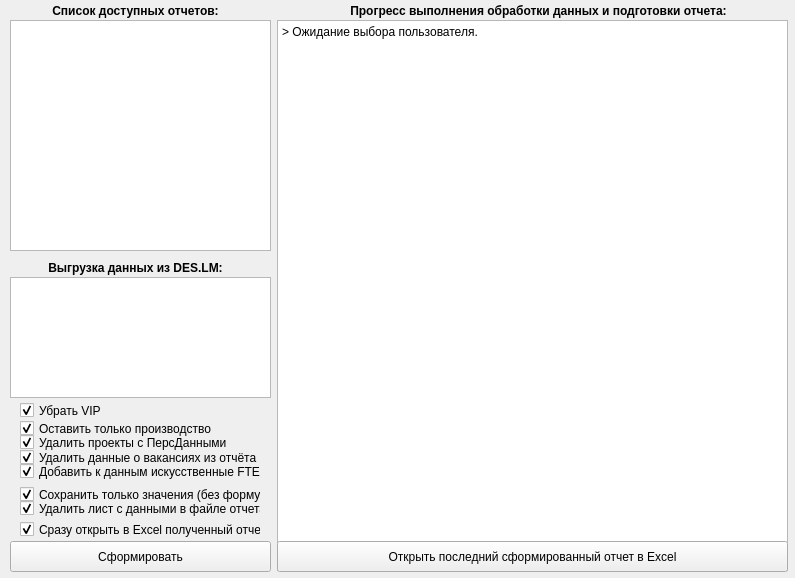
DIVIGL1/DES.LM.Reports, file Qt5Project/Windows.ui: the form before one commit.
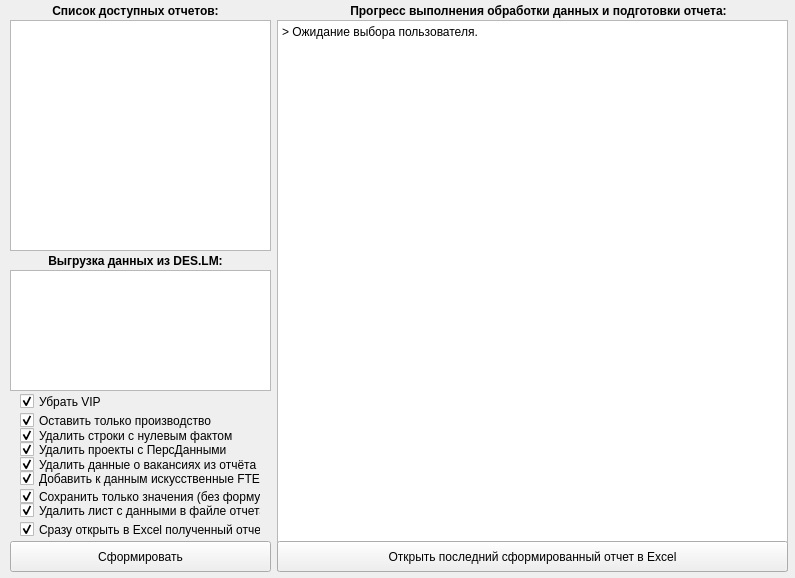
The form after the commit.

Commit message: Updated mainform in Qt5 designer

```diff
--- a/Qt5Project/Windows.ui
+++ b/Qt5Project/Windows.ui
@@ -51,7 +51,7 @@
     <property name="geometry">
      <rect>
       <x>20</x>
-      <y>449</y>
+      <y>456</y>
       <width>241</width>
       <height>17</height>
      </rect>
@@ -145,7 +145,7 @@
     <property name="geometry">
      <rect>
       <x>10</x>
-      <y>277</y>
+      <y>270</y>
       <width>261</width>
       <height>121</height>
      </rect>
@@ -158,7 +158,7 @@
     <property name="geometry">
      <rect>
       <x>10</x>
-      <y>260</y>
+      <y>253</y>
       <width>251</width>
       <height>16</height>
      </rect>
@@ -307,7 +307,7 @@
     <property name="geometry">
      <rect>
       <x>20</x>
-      <y>486</y>
+      <y>488</y>
       <width>241</width>
       <height>17</height>
      </rect>
@@ -335,7 +335,7 @@
     <property name="geometry">
      <rect>
       <x>20</x>
-      <y>463</y>
+      <y>470</y>
       <width>241</width>
       <height>17</height>
      </rect>
@@ -363,7 +363,7 @@
     <property name="geometry">
      <rect>
       <x>20</x>
-      <y>434</y>
+      <y>441</y>
       <width>221</width>
       <height>17</height>
      </rect>
@@ -391,7 +391,7 @@
     <property name="geometry">
      <rect>
       <x>20</x>
-      <y>420</y>
+      <y>412</y>
       <width>221</width>
       <height>17</height>
      </rect>
@@ -419,7 +419,7 @@
     <property name="geometry">
      <rect>
       <x>20</x>
-      <y>500</y>
+      <y>502</y>
       <width>241</width>
       <height>17</height>
      </rect>
@@ -447,7 +447,7 @@
     <property name="geometry">
      <rect>
       <x>20</x>
-      <y>400</y>
+      <y>391</y>
       <width>221</width>
       <height>21</height>
      </rect>
@@ -468,6 +468,34 @@
      <bool>false</bool>
     </property>
    </widget>
+   <widget class="QCheckBox" name="checkBoxDeleteWithoutFact">
+    <property name="enabled">
+     <bool>true</bool>
+    </property>
+    <property name="geometry">
+     <rect>
+      <x>20</x>
+      <y>427</y>
+      <width>221</width>
+      <height>17</height>
+     </rect>
+    </property>
+    <property name="sizePolicy">
+     <sizepolicy hsizetype="Minimum" vsizetype="Fixed">
+      <horstretch>0</horstretch>
+      <verstretch>0</verstretch>
+     </sizepolicy>
+    </property>
+    <property name="text">
+     <string>Удалить строки с нулевым фактом</string>
+    </property>
+    <property name="checked">
+     <bool>true</bool>
+    </property>
+    <property name="autoRepeat">
+     <bool>false</bool>
+    </property>
+   </widget>
   </widget>
  </widget>
  <tabstops>
```
